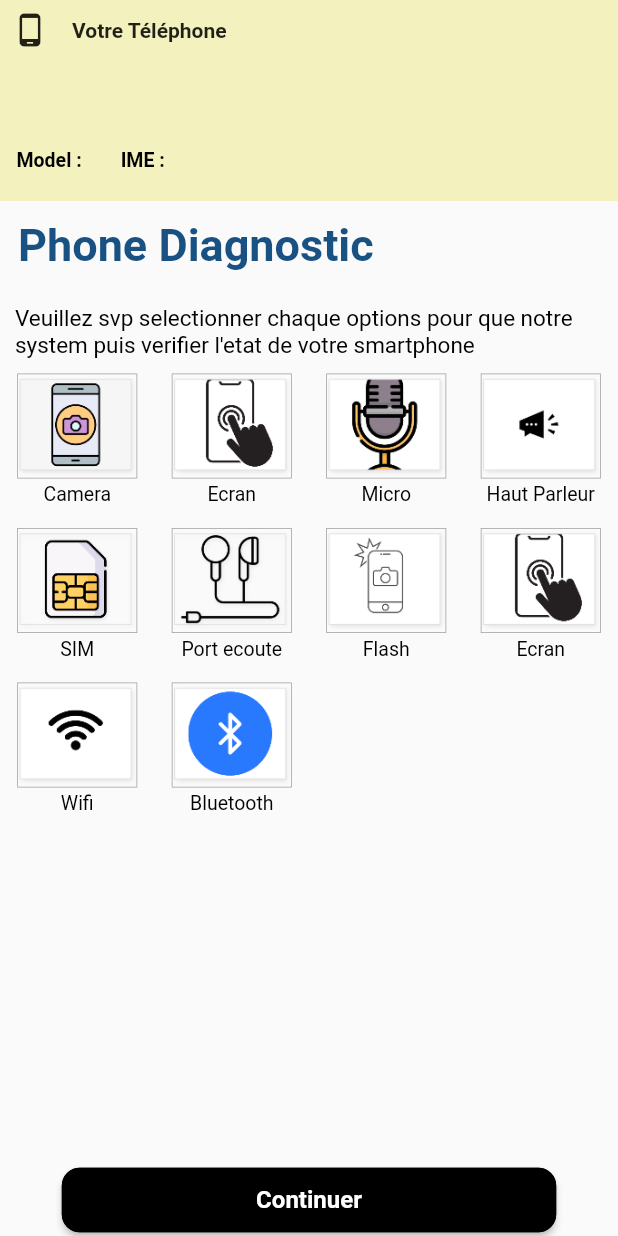
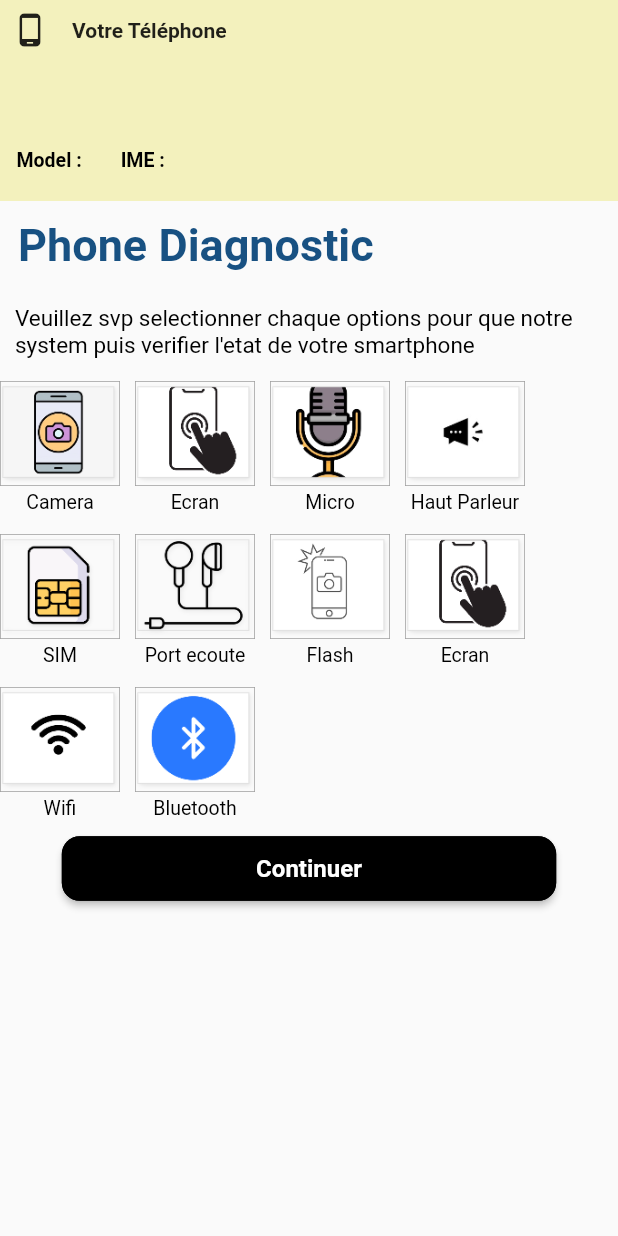
Before and after one commit to kadersaka/flow_insurance, a Flutter app: the AccueilDiagnostic screen opened directly, on a phone screen of 412 x 824 dp. Run offline on Flutter 3.47's test engine with Material 2 defaults, Android fonts, the light colour scheme and no system bars; drawn by our look-alikes of badges; our stand-ins replace device_info_plus, file_picker, firebase_core, firebase_database, flutter_svg, fluttertoast and 3 more; missing offline and left inert: device_info_plus_web, firebase_core_web, firebase_database_web, flutter_draggable_gridview, prefs, shared_preferences_web and 1 more; accounts and stored records are empty; statements that could not run were skipped.

Commit message:
check and load phone details

```diff
--- a/lib/constants/strings.dart
+++ b/lib/constants/strings.dart
@@ -31,16 +31,16 @@ class StringData {
   static String phoneDiagn = "Phone Diagnostic";
   static String resulDiagnos = "Veuillez svp selectionner chaque options pour que notre system puis verifier l'etat de votre smartphone";
   static List<List<String>> essai = [
-    ["Camera", "phone.png"],
-    ["Ecran", "smart_screen.png"],
-    ["Micro", "micro.png"],
-    ["Haut Parleur", "speaker.png"],
-    ["SIM", "sim.png"],
-    ["Port ecoute", "new_micro.png"],
-    ["Flash", "istock.png"],
-    ["Ecran", "smart_screen.png"],
-    ["Wifi", "wifi.png"],
-    ["Bluetooth", "bluetooth.png"],
+    ["Camera", "phone.png", ""],
+    ["Ecran", "smart_screen.png", ""],
+    ["Micro", "micro.png", ""],
+    ["Haut Parleur", "speaker.png", ""],
+    ["SIM", "sim.png", ""],
+    ["Port ecoute", "new_micro.png", ""],
+    ["Flash", "istock.png", ""],
+    ["Ecran", "smart_screen.png", ""],
+    ["Wifi", "wifi.png", ""],
+    ["Bluetooth", "bluetooth.png", ""],
   ];
   static String terminerDiagnostic = "Diagnostic Terminer";
   static String resDiagnos = "Svp note que les test qui ont echoue ne seront pas couverte par l'assurance.";
--- a/lib/views/diagnostic/debut_diagnostic.dart
+++ b/lib/views/diagnostic/debut_diagnostic.dart
@@ -1,13 +1,14 @@
+import 'package:badges/badges.dart';
 import 'package:flowinsurance/constants/strings.dart';
+import 'package:flowinsurance/services/realtime_database.dart';
 import 'package:flowinsurance/views/customwidget/boutton.dart';
-
-import 'package:flowinsurance/views/diagnostic/diagnostic_result.dart';
 import 'package:flowinsurance/views/diagnostic/test_page/micro_test.dart';
 import 'package:flutter/material.dart';
 import 'package:device_info_plus/device_info_plus.dart';
 import 'package:unique_identifier/unique_identifier.dart';
 
-import 'ScreenTestPage.dart';
+import '../home/principal.dart';
+import 'test_page/ScreenTestPage.dart';
 
 class AccueilDiagnostic extends StatefulWidget {
   const AccueilDiagnostic({super.key});
@@ -38,6 +39,7 @@ class _AccueilDiagnosticState extends State<AccueilDiagnostic> {
   @override
   void initState() {
     _initInfo();
+    DataBaseService().getPhoneDetailsFromDatabase();
     super.initState();
   }
 
@@ -55,9 +57,7 @@ class _AccueilDiagnosticState extends State<AccueilDiagnostic> {
                   height: 134,
                   width: double.infinity,
                   color: const Color.fromARGB(232, 242, 240, 183),
-                  child: Column(
-                      crossAxisAlignment: CrossAxisAlignment.start,
-                      children: [
+                  child: Column(crossAxisAlignment: CrossAxisAlignment.start, children: [
                     Row(
                       children: [
                         const SizedBox(
@@ -71,8 +71,7 @@ class _AccueilDiagnosticState extends State<AccueilDiagnostic> {
                           padding: const EdgeInsets.all(8),
                           child: Text(
                             StringData.votreTelephone,
-                                style: const TextStyle(
-                                    fontWeight: FontWeight.bold),
+                            style: const TextStyle(fontWeight: FontWeight.bold),
                           ),
                         )
                       ],
@@ -93,92 +92,93 @@ class _AccueilDiagnosticState extends State<AccueilDiagnostic> {
                         const SizedBox(
                           width: 3,
                         ),
-                            Padding(
-                                padding: const EdgeInsets.only(left: 8),
-                                child: CustomWidget()
-                                    .myText(StringData.model, isbols: true)),
-                            Padding(
-                                padding: const EdgeInsets.only(left: 8),
-                                child: CustomWidget()
-                                    .myText(StringData.myModel, isbols: true)),
+                        Padding(padding: const EdgeInsets.only(left: 8), child: CustomWidget().myText(StringData.model, isbols: true)),
+                        Padding(padding: const EdgeInsets.only(left: 8), child: CustomWidget().myText(StringData.myModel, isbols: true)),
                         const SizedBox(
                           width: 10,
                         ),
-                            Padding(
-                                padding: const EdgeInsets.all(8),
-                                child: CustomWidget()
-                                    .myText(StringData.imei, isbols: true)),
-                            Padding(
-                                padding: const EdgeInsets.only(left: 4),
-                                child: CustomWidget()
-                                    .myText(StringData.myIme, isbols: true)),
+                        Padding(padding: const EdgeInsets.all(8), child: CustomWidget().myText(StringData.imei, isbols: true)),
+                        Padding(padding: const EdgeInsets.only(left: 4), child: CustomWidget().myText(StringData.myIme, isbols: true)),
                       ],
                     ),
                   ]),
                 ),
                 Padding(
                   padding: const EdgeInsets.all(12),
-                  child: CustomWidget().myText(StringData.phoneDiagn,
-                      isbols: true, color: const Color(0xff185182), size: 30),
+                  child: CustomWidget().myText(StringData.phoneDiagn, isbols: true, color: const Color(0xff185182), size: 30),
                 ),
-                Padding(
-                    padding: const EdgeInsets.all(10),
-                    child: CustomWidget().myText(StringData.resulDiagnos,
-                        isbols: false, size: 15)),
-                Expanded(
-                  child: GridView.builder(
-                      itemCount: StringData.essai.length,
-                      gridDelegate:
-                          const SliverGridDelegateWithFixedCrossAxisCount(
-                              crossAxisCount: 4),
-                      itemBuilder: (context, i) {
-                        return Column(
+                Padding(padding: const EdgeInsets.all(10), child: CustomWidget().myText(StringData.resulDiagnos, isbols: false, size: 15)),
+                Wrap(
+                    spacing: 10,
+                    children: StringData.essai
+                        .map((e) => Container(
+                              margin: const EdgeInsets.symmetric(vertical: 5),
+                              height: 92,
+                              child: Column(
                                 children: [
                                   InkWell(
                                     onTap: () {
-                                if (i == 1) {
+                                      if (e[2] != "1") {
+                                        if (e[0] == StringData.essai[1][0]) {
                                           Navigator.push(
                                               context,
                                               MaterialPageRoute(
-                                          builder: (context) =>
-                                              const ScreenTestPage()));
+                                                  builder: (context) => ScreenTestPage(
+                                                        fun: () => setBadgeIcon(e),
+                                                      )));
                                         }
-                                if (i == 2) {
-                                  Navigator.push(
-                                      context,
-                                      MaterialPageRoute(
-                                          builder: (context) =>
-                                              const MicroTest()));
+                                        if (e[0] == StringData.essai[2][0]) {
+                                          Navigator.push(context, MaterialPageRoute(builder: (context) => const MicroTest()));
                                         }
-
+                                        setState(() {
+                                          e[2] = "0";
+                                        });
+                                      }
                                     },
+                                    child: Badge(
+                                      badgeColor: Colors.white,
+                                      showBadge: e[2] != "",
+                                      badgeContent: e[2] == "0"
+                                          ? const Icon(
+                                              Icons.close,
+                                              color: Colors.red,
+                                            )
+                                          : const Icon(
+                                              Icons.check,
+                                              color: Colors.green,
+                                            ),
                                       child: Container(
                                         height: 70,
                                         width: 80,
-                                decoration: BoxDecoration(
-                                    border: Border.all(
-                                        color: Colors.grey, width: 0.5)),
+                                        decoration: BoxDecoration(border: Border.all(color: Colors.grey, width: 0.5)),
                                         child: Image.asset(
-                                  "assets/${StringData.essai[i][1]}",
+                                          "assets/${e[1]}",
                                           fit: BoxFit.cover,
                                         ),
                                       ),
                                     ),
+                                  ),
                                   const SizedBox(height: 3),
-                            CustomWidget()
-                                .myText(StringData.essai[i][0], isbols: false),
+                                  CustomWidget().myText(e[0], isbols: false),
                                 ],
-                        );
-                      }),
                               ),
+                            ))
+                        .toList()),
                 Center(
-                    child: CustomWidget().mybutton(
-                        size,
-                        StringData.continuer,
-                        () => Navigator.of(context).push(MaterialPageRoute(
-                            builder: (context) => const DiagnosticResult()))))
+                    child: CustomWidget().mybutton(size, StringData.continuer, () {
+                  DataBaseService().setPhoneDetailsToDatabase().then((value) => Navigator.of(context).push(
+                        MaterialPageRoute(builder: (context) => const PrincipalPage()),
+                      ));
+                }))
               ],
             )),
     );
   }
+
+  void setBadgeIcon(List<String> e) {
+    setState(() {
+      StringData.essai[StringData.essai.indexOf(e)][2] = "1";
+    });
+    print("fait  ${StringData.essai[StringData.essai.indexOf(e)][2]}");
   }
+}
--- a/pubspec.yaml
+++ b/pubspec.yaml
@@ -39,6 +39,7 @@ dependencies:
   prefs: ^3.5.0
   speech_to_text: ^5.6.1
   flutter_draggable_gridview: ^0.0.7
+  badges: ^2.0.3
 
 dev_dependencies:
   flutter_test:
```
Also changed, not shown: lib/services/realtime_database.dart (+56 -0 lines), lib/views/diagnostic/diagnostic_result.dart (deleted, +0 -155 lines), lib/views/diagnostic/test_page/ScreenTestPage.dart (renamed from lib/views/diagnostic/ScreenTestPage.dart, +7 -2 lines), pubspec.lock. Lines whose indentation alone changed are shown as unchanged.
